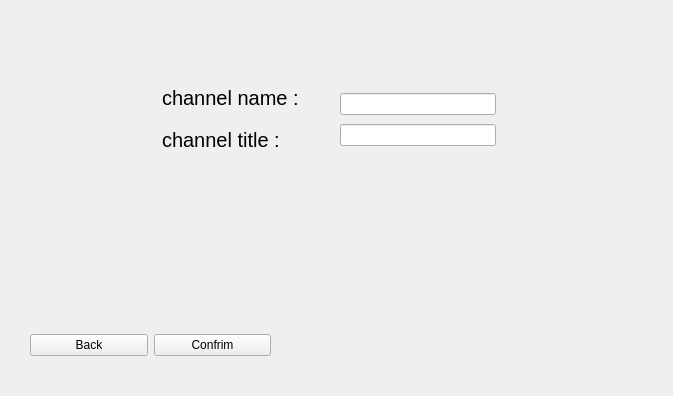
The window that untitled/createchannel.ui (MohamadKhavaran/M2-Massenger) describes before a commit, drawn with Qt 5.
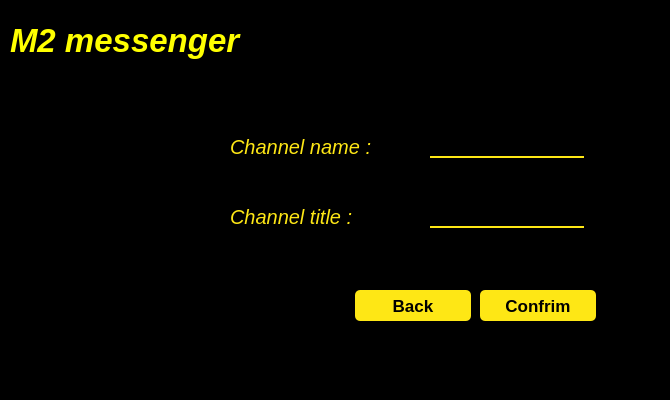
The same window after the commit. Icons and pictures are not drawn.

The edit to the form file:
```diff
--- a/untitled/createchannel.ui
+++ b/untitled/createchannel.ui
@@ -6,92 +6,210 @@
    <rect>
     <x>0</x>
     <y>0</y>
-    <width>673</width>
-    <height>396</height>
+    <width>670</width>
+    <height>400</height>
    </rect>
   </property>
   <property name="windowTitle">
    <string>Form</string>
   </property>
-  <widget class="QWidget" name="layoutWidget">
+  <property name="styleSheet">
+   <string notr="true">background-color:rgba(0, 0, 0, 255);</string>
+  </property>
+  <widget class="QLabel" name="label">
    <property name="geometry">
     <rect>
-     <x>30</x>
-     <y>320</y>
-     <width>241</width>
-     <height>51</height>
+     <x>230</x>
+     <y>130</y>
+     <width>174</width>
+     <height>34</height>
     </rect>
    </property>
-   <layout class="QHBoxLayout" name="horizontalLayout">
-    <item>
-     <widget class="QPushButton" name="pushButton_2">
-      <property name="text">
-       <string>Back</string>
-      </property>
-     </widget>
-    </item>
-    <item>
-     <widget class="QPushButton" name="pushButton">
-      <property name="text">
-       <string>Confrim</string>
-      </property>
-     </widget>
-    </item>
-   </layout>
+   <property name="font">
+    <font>
+     <pointsize>15</pointsize>
+     <italic>true</italic>
+     <underline>false</underline>
+    </font>
+   </property>
+   <property name="styleSheet">
+    <string notr="true">color:rgba(254, 231, 21, 1);</string>
+   </property>
+   <property name="text">
+    <string>Channel name :</string>
+   </property>
   </widget>
-  <widget class="QWidget" name="layoutWidget_2">
+  <widget class="QLabel" name="label_2">
    <property name="geometry">
     <rect>
-     <x>162</x>
-     <y>80</y>
-     <width>176</width>
-     <height>77</height>
+     <x>230</x>
+     <y>200</y>
+     <width>174</width>
+     <height>34</height>
     </rect>
    </property>
-   <layout class="QVBoxLayout" name="verticalLayout">
-    <item>
-     <widget class="QLabel" name="label">
-      <property name="font">
-       <font>
-        <pointsize>15</pointsize>
-       </font>
-      </property>
-      <property name="text">
-       <string>channel name : </string>
-      </property>
-     </widget>
-    </item>
-    <item>
-     <widget class="QLabel" name="label_2">
-      <property name="font">
-       <font>
-        <pointsize>15</pointsize>
-       </font>
-      </property>
-      <property name="text">
-       <string>channel title : </string>
-      </property>
-     </widget>
-    </item>
-   </layout>
+   <property name="font">
+    <font>
+     <pointsize>15</pointsize>
+     <italic>true</italic>
+    </font>
+   </property>
+   <property name="styleSheet">
+    <string notr="true">color:rgba(254, 231, 21, 1);</string>
+   </property>
+   <property name="text">
+    <string>Channel title :</string>
+   </property>
   </widget>
-  <widget class="QWidget" name="layoutWidget_3">
+  <widget class="QLineEdit" name="lineEdit_2">
    <property name="geometry">
     <rect>
-     <x>340</x>
-     <y>90</y>
-     <width>156</width>
+     <x>430</x>
+     <y>200</y>
+     <width>154</width>
+     <height>28</height>
+    </rect>
+   </property>
+   <property name="styleSheet">
+    <string notr="true">bbackground-color:rgba(0, 0, 0, 0);
+border:none;
+border-bottom:2px solid rgba(254, 231, 21, 1);
+color:rgba(255, 255, 255, 255);
+padding-bottom:7px;</string>
+   </property>
+  </widget>
+  <widget class="QLineEdit" name="lineEdit">
+   <property name="geometry">
+    <rect>
+     <x>430</x>
+     <y>130</y>
+     <width>154</width>
+     <height>28</height>
+    </rect>
+   </property>
+   <property name="styleSheet">
+    <string notr="true">bbackground-color:rgba(0, 0, 0, 0);
+border:none;
+border-bottom:2px solid rgba(254, 231, 21, 1);
+color:rgba(255, 255, 255, 255);
+padding-bottom:7px;</string>
+   </property>
+  </widget>
+  <widget class="QPushButton" name="pushButton">
+   <property name="geometry">
+    <rect>
+     <x>480</x>
+     <y>290</y>
+     <width>116</width>
+     <height>31</height>
+    </rect>
+   </property>
+   <property name="font">
+    <font>
+     <pointsize>13</pointsize>
+     <italic>false</italic>
+     <bold>true</bold>
+    </font>
+   </property>
+   <property name="styleSheet">
+    <string notr="true">QPushButton#pushButton{
+	background-color:rgba(254, 231, 21, 1);
+	color:rgba(0, 0, 0, 255);
+	border-radius:5px;
+}
+
+QPushButton#pushButton:hover{
+	background-color:rgb(0, 255, 0);
+
+}
+
+QPushButton#pushButton:pressed{
+	padding-left:5px;
+	padding-top:5px;
+	background-color:rgba(150,123, 111, 255);
+}
+
+
+</string>
+   </property>
+   <property name="text">
+    <string>Confrim</string>
+   </property>
+  </widget>
+  <widget class="QPushButton" name="pushButton_2">
+   <property name="geometry">
+    <rect>
+     <x>355</x>
+     <y>290</y>
+     <width>116</width>
+     <height>31</height>
+    </rect>
+   </property>
+   <property name="font">
+    <font>
+     <pointsize>13</pointsize>
+     <bold>true</bold>
+    </font>
+   </property>
+   <property name="styleSheet">
+    <string notr="true">QPushButton#pushButton_2{
+	background-color:rgba(254, 231, 21, 1);
+	color:rgba(0, 0, 0, 255);
+	border-radius:5px;
+}
+
+QPushButton#pushButton_2:hover{
+	background-color:rgb(255, 0, 0);
+}
+
+QPushButton#pushButton_2:pressed{
+	padding-left:5px;
+	padding-top:5px;
+	background-color:rgba(150,123, 111, 255);
+}</string>
+   </property>
+   <property name="text">
+    <string>Back</string>
+   </property>
+  </widget>
+  <widget class="QLabel" name="label_3">
+   <property name="geometry">
+    <rect>
+     <x>10</x>
+     <y>10</y>
+     <width>291</width>
      <height>61</height>
     </rect>
    </property>
-   <layout class="QVBoxLayout" name="verticalLayout_2">
-    <item>
-     <widget class="QLineEdit" name="lineEdit"/>
-    </item>
-    <item>
-     <widget class="QLineEdit" name="lineEdit_2"/>
-    </item>
-   </layout>
+   <property name="font">
+    <font>
+     <pointsize>25</pointsize>
+     <italic>true</italic>
+     <bold>true</bold>
+    </font>
+   </property>
+   <property name="styleSheet">
+    <string notr="true">color:rgb(255,255,0)	;</string>
+   </property>
+   <property name="text">
+    <string>M2 messenger</string>
+   </property>
+  </widget>
+  <widget class="QLabel" name="label_4">
+   <property name="geometry">
+    <rect>
+     <x>50</x>
+     <y>120</y>
+     <width>121</width>
+     <height>121</height>
+    </rect>
+   </property>
+   <property name="styleSheet">
+    <string notr="true">image: url(:/icons/channel icon.png);</string>
+   </property>
+   <property name="text">
+    <string/>
+   </property>
   </widget>
  </widget>
  <resources/>
```
